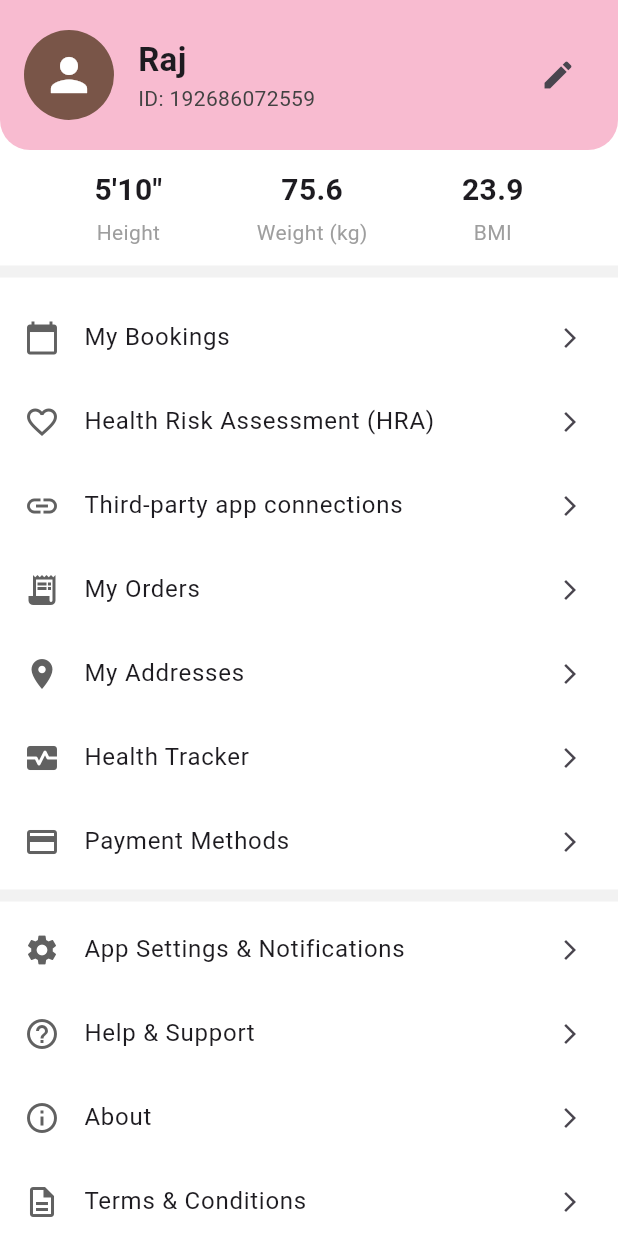
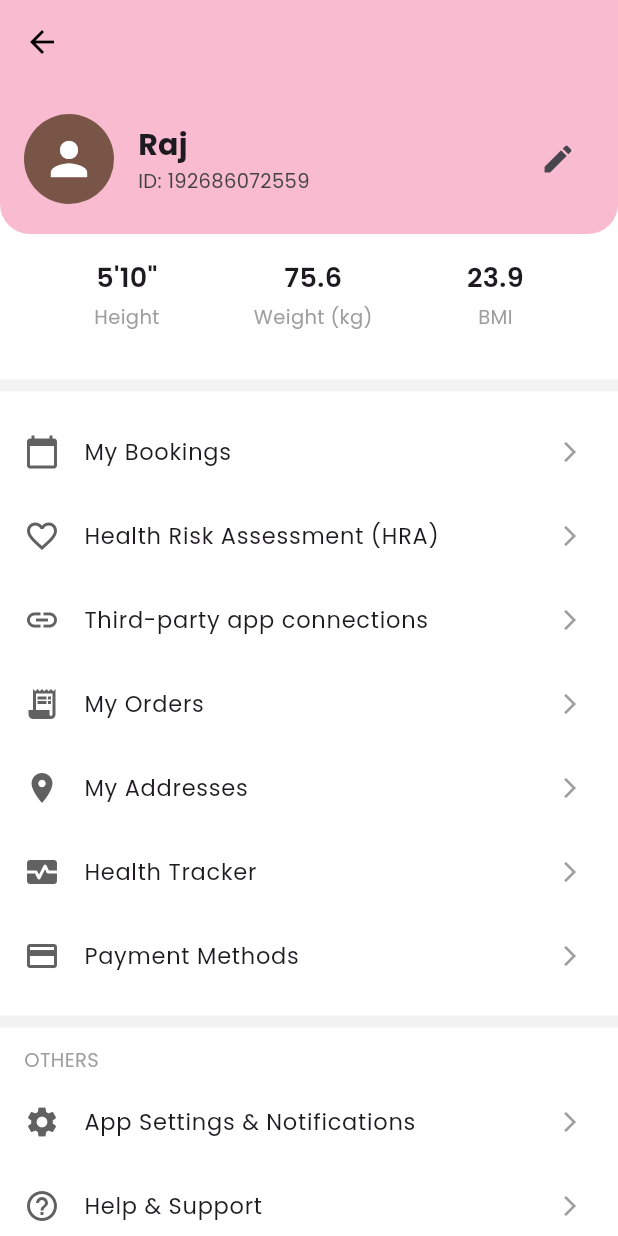
Before and after one commit to Adminrajeev007/gymproject, a Flutter app: the ProfileScreen screen opened directly, on a phone screen of 412 x 824 dp. Run offline on Flutter 3.47's test engine with Material 3 defaults, Android fonts, the light colour scheme and no system bars; our stand-ins replace google_fonts, pedometer, permission_handler, supabase_flutter; accounts and stored records are empty; network calls fail.

```diff
--- a/lib/menu/profile.dart
+++ b/lib/menu/profile.dart
@@ -1,5 +1,6 @@
 import 'package:flutter/material.dart';
-
+import 'package:google_fonts/google_fonts.dart';
+import 'package:gymproject/HomeScreen/homeScreen.dart';
 
 class FitPassProfileApp extends StatelessWidget {
   const FitPassProfileApp({super.key});
@@ -23,10 +24,20 @@ class ProfileScreen extends StatelessWidget {
       appBar: AppBar(
         backgroundColor: Colors.pink.shade100,
         elevation: 0,
-        toolbarHeight: 0, // Hides default app bar height
+        // toolbarHeight: 0,
+        leading: IconButton(
+            onPressed: () {
+              Navigator.pushReplacement(
+                context,
+                MaterialPageRoute(builder: (context) => const HomeScreen()),
+              );
+            },
+            icon: const Icon(Icons.arrow_back, color: Colors.black)),
       ),
-      body: Column(
+      body: SingleChildScrollView(
+        child: Column(
           children: [
+            // Header
             Container(
               padding: const EdgeInsets.symmetric(vertical: 20, horizontal: 16),
               decoration: BoxDecoration(
@@ -39,6 +50,7 @@ class ProfileScreen extends StatelessWidget {
               child: Row(
                 children: [
                   const CircleAvatar(
+
                     radius: 30,
                     backgroundColor: Colors.brown,
                     child: Icon(Icons.person, size: 36, color: Colors.white),
@@ -48,21 +60,23 @@ class ProfileScreen extends StatelessWidget {
                     child: Column(
                       crossAxisAlignment: CrossAxisAlignment.start,
                       children: [
-                      const Text("Raj", style: TextStyle(fontSize: 22, fontWeight: FontWeight.bold)),
-                      Text("ID: 192686072559", style: TextStyle(fontSize: 14, color: Colors.grey.shade800)),
+                        Text("Raj",
+                            style: GoogleFonts.poppins(
+                                fontSize: 20, fontWeight: FontWeight.bold)),
+                        Text("ID: 192686072559",
+                            style: GoogleFonts.poppins(
+                                fontSize: 13, color: Colors.grey.shade800)),
                       ],
                     ),
                   ),
-                IconButton(
-                  icon: const Icon(Icons.edit),
-                  onPressed: () {},
-                )
+                  IconButton(icon: const Icon(Icons.edit), onPressed: () {}),
                 ],
               ),
             ),
 
-          const SizedBox(height: 12),
+            const SizedBox(height: 16),
 
+            // Height, Weight, BMI Row
             Row(
               mainAxisAlignment: MainAxisAlignment.spaceEvenly,
               children: const [
@@ -72,62 +86,128 @@ class ProfileScreen extends StatelessWidget {
               ],
             ),
 
+            const SizedBox(height: 20),
+
+            // Voucher and Invite Cards
+            // Padding(
+            //   padding: const EdgeInsets.symmetric(horizontal: 16.0),
+            //   child: Row(
+            //     children: [
+            //       Expanded(
+            //         child: _customCard("₹0", "VOUCHER BALANCE", Icons.wallet_giftcard),
+            //       ),
+            //       const SizedBox(width: 12),
+            //       Expanded(
+            //         child: _customCard("Invite Now", "Invite Friends", Icons.group_add),
+            //       ),
+            //     ],
+            //   ),
+            // ),
+
             const Divider(thickness: 8, height: 32, color: Color(0xFFF2F2F2)),
 
-          Expanded(
-            child: ListView(
-              children: [
+            // Main menu items
             cardSection([
               profileItem("My Bookings", Icons.calendar_today),
-                  // profileItem("Gift FITPASS", Icons.card_giftcard),
-                  profileItem("Health Risk Assessment (HRA)", Icons.favorite_outline),
-                  // profileItem("FITCASH and Rewards", Icons.monetization_on_outlined),
+              profileItem(
+                  "Health Risk Assessment (HRA)", Icons.favorite_outline),
               profileItem("Third-party app connections", Icons.link),
               profileItem("My Orders", Icons.receipt_long),
               profileItem("My Addresses", Icons.location_on),
               profileItem("Health Tracker", Icons.monitor_heart),
               profileItem("Payment Methods", Icons.payment),
             ]),
-                const Divider(thickness: 8, color: Color(0xFFF2F2F2)),
+
+            const Divider(thickness: 8, height: 32, color: Color(0xFFF2F2F2)),
+
+            // OTHERS header
+            Padding(
+              padding: const EdgeInsets.only(left: 16.0, bottom: 4),
+              child: Align(
+                alignment: Alignment.centerLeft,
+                child: Text("OTHERS",
+                    style:
+                        GoogleFonts.poppins(fontSize: 13, color: Colors.grey)),
+              ),
+            ),
+
             cardSection([
               profileItem("App Settings & Notifications", Icons.settings),
               profileItem("Help & Support", Icons.help_outline),
               profileItem("About", Icons.info_outline),
               profileItem("Terms & Conditions", Icons.description_outlined),
-                  profileItem("Subscription Terms & Conditions", Icons.receipt_outlined),
+              profileItem(
+                  "Subscription Terms & Conditions", Icons.receipt_outlined),
               profileItem("Privacy Policy", Icons.privacy_tip_outlined),
             ]),
-                const Divider(thickness: 8, color: Color(0xFFF2F2F2)),
+
+            const Divider(thickness: 8, height: 32, color: Color(0xFFF2F2F2)),
+
+            // Logout
             ListTile(
               leading: const Icon(Icons.logout, color: Colors.red),
-                  title: const Text("Logout", style: TextStyle(color: Colors.red)),
+              title: Text("Logout",
+                  style: GoogleFonts.poppins(color: Colors.red, fontSize: 16)),
               onTap: () {},
             ),
+
             const SizedBox(height: 10),
+
+            // Version
             Center(
-                  child: Text("FITPASS\nApp version 7.4.7 (618)",
+              child: Text(
+                "FITPASS\nApp version 7.4.7 (618)",
                 textAlign: TextAlign.center,
-                      style: TextStyle(color: Colors.grey.shade600, fontSize: 12)),
+                style: GoogleFonts.poppins(
+                    fontSize: 12, color: Colors.grey.shade600),
               ),
+            ),
+
             const SizedBox(height: 20),
           ],
         ),
+      ),
+    );
+  }
+
+  static Widget _customCard(String title, String subtitle, IconData icon) {
+    return Container(
+      padding: const EdgeInsets.all(12),
+      decoration: BoxDecoration(
+        color: Colors.orange.shade50,
+        borderRadius: BorderRadius.circular(12),
+        boxShadow: [BoxShadow(color: Colors.black12, blurRadius: 4)],
+      ),
+      child: Row(
+        children: [
+          Icon(icon, color: Colors.deepOrange),
+          const SizedBox(width: 10),
+          Column(
+            crossAxisAlignment: CrossAxisAlignment.start,
+            children: [
+              Text(title,
+                  style: GoogleFonts.poppins(
+                      fontSize: 16, fontWeight: FontWeight.bold)),
+              Text(subtitle,
+                  style: GoogleFonts.poppins(fontSize: 12, color: Colors.grey)),
+            ],
           ),
         ],
       ),
     );
   }
 
-  Widget profileItem(String title, IconData icon) {
+  static Widget profileItem(String title, IconData icon) {
     return ListTile(
       leading: Icon(icon, color: Colors.grey.shade700),
-      title: Text(title, style: const TextStyle(fontSize: 16)),
-      trailing: const Icon(Icons.arrow_forward_ios, size: 16),
+      title: Text(title, style: GoogleFonts.poppins(fontSize: 15)),
+      trailing:
+          const Icon(Icons.arrow_forward_ios, size: 16, color: Colors.grey),
       onTap: () {},
     );
   }
 
-  Widget cardSection(List<Widget> items) {
+  static Widget cardSection(List<Widget> items) {
     return Column(children: items);
   }
 }
@@ -142,9 +222,12 @@ class InfoTile extends StatelessWidget {
   Widget build(BuildContext context) {
     return Column(
       children: [
-        Text(title, style: const TextStyle(fontSize: 20, fontWeight: FontWeight.bold)),
+        Text(title,
+            style:
+                GoogleFonts.poppins(fontSize: 18, fontWeight: FontWeight.w600)),
         const SizedBox(height: 4),
-        Text(subtitle, style: const TextStyle(fontSize: 14, color: Colors.grey)),
+        Text(subtitle,
+            style: GoogleFonts.poppins(fontSize: 13, color: Colors.grey)),
       ],
     );
   }
```
Also changed, not shown: lib/HomeScreen/homeScreen.dart (+8 -4 lines), lib/main.dart (+14 -2 lines), lib/menu/notification.dart (added, +461 -0 lines), pubspec.yaml (+17 -62 lines), pubspec.lock, 6 other files. Lines whose indentation alone changed are shown as unchanged.
